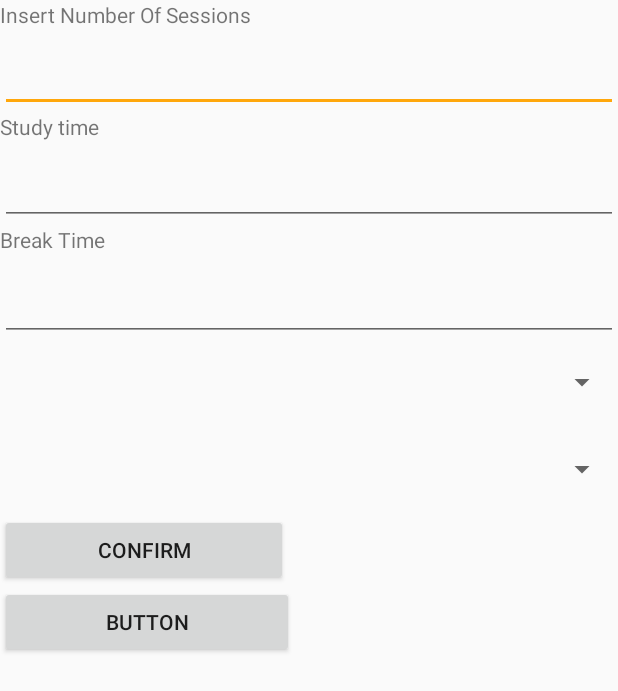
After one commit to RiccardoGrigoletto/Progetto-LPSMT, an Android app: the layout timerinitializationpopup.xml on its own in the app's theme, with its tools: preview values and no code run, on a phone screen of 412 x 824 dp. The commit adds this screen. Shown: the top 691 px of the screen. Run offline under Robolectric (Android 15) with nearby library versions, the phone set to English and light mode, and no system bars.

Commit message:
Added possibility to dynamic durations and dynamic number of session and code formatting

```diff
--- a/app/build.gradle
+++ b/app/build.gradle
@@ -5,7 +5,7 @@ android {
     buildToolsVersion "25.0.3"
     defaultConfig {
         applicationId "com.example.marco.arcview"
-        minSdkVersion 15
+        minSdkVersion 21
         targetSdkVersion 26
         versionCode 1
         versionName "1.0"
--- /dev/null
+++ b/app/src/main/res/layout/timerinitializationpopup.xml
@@ -0,0 +1,80 @@
+<?xml version="1.0" encoding="utf-8"?>
+<LinearLayout xmlns:android="http://schemas.android.com/apk/res/android"
+    xmlns:tools="http://schemas.android.com/tools"
+    android:layout_width="match_parent"
+    android:layout_height="match_parent"
+    android:orientation="vertical"
+    android:scrollIndicators="top|bottom"
+    android:tooltipText="Study Time"
+    android:weightSum="1">
+
+    <TextView
+        android:id="@+id/textView5"
+        android:layout_width="match_parent"
+        android:layout_height="29dp"
+        android:text="Insert Number Of Sessions"/>
+
+    <EditText
+        android:id="@+id/editText2"
+        android:layout_width="match_parent"
+        android:layout_height="wrap_content"
+        android:ems="10"
+        android:inputType="number" />
+
+    <TextView
+        android:id="@+id/textView6"
+        android:layout_width="match_parent"
+        android:layout_height="30dp"
+        android:text="Study time" />
+
+    <EditText
+        android:id="@+id/editText3"
+        android:layout_width="match_parent"
+        android:layout_height="wrap_content"
+        android:ems="10"
+        android:inputType="numberSigned" />
+
+    <TextView
+        android:id="@+id/textView7"
+        android:layout_width="match_parent"
+        android:layout_height="32dp"
+        android:text="Break Time" />
+
+    <EditText
+        android:id="@+id/editText4"
+        android:layout_width="match_parent"
+        android:layout_height="wrap_content"
+        android:ems="10"
+        android:inputType="numberDecimal" />
+
+    <Spinner
+        android:id="@+id/spinner2"
+        android:layout_width="match_parent"
+        android:layout_height="wrap_content"
+        android:layout_weight="0.07" />
+
+    <TextView
+        android:id="@+id/textView"
+        android:layout_width="match_parent"
+        android:layout_height="0dp"
+        android:text="TextView" />
+
+    <Spinner
+        android:id="@+id/spinner3"
+        android:layout_width="match_parent"
+        android:layout_height="wrap_content"
+        android:layout_weight="0.08" />
+
+    <Button
+        android:id="@+id/button2"
+        android:layout_width="192dp"
+        android:layout_height="wrap_content"
+        android:text="Confirm" />
+
+    <Button
+        android:id="@+id/button"
+        android:layout_width="196dp"
+        android:layout_height="wrap_content"
+        android:text="Button" />
+
+</LinearLayout>
```
Also changed, not shown: app/src/main/java/com/example/marco/arcview/MainActivity.java (+80 -38 lines), app/src/main/java/com/example/marco/utils/AlertDialogOnClickListener.java (added, +30 -0 lines).
